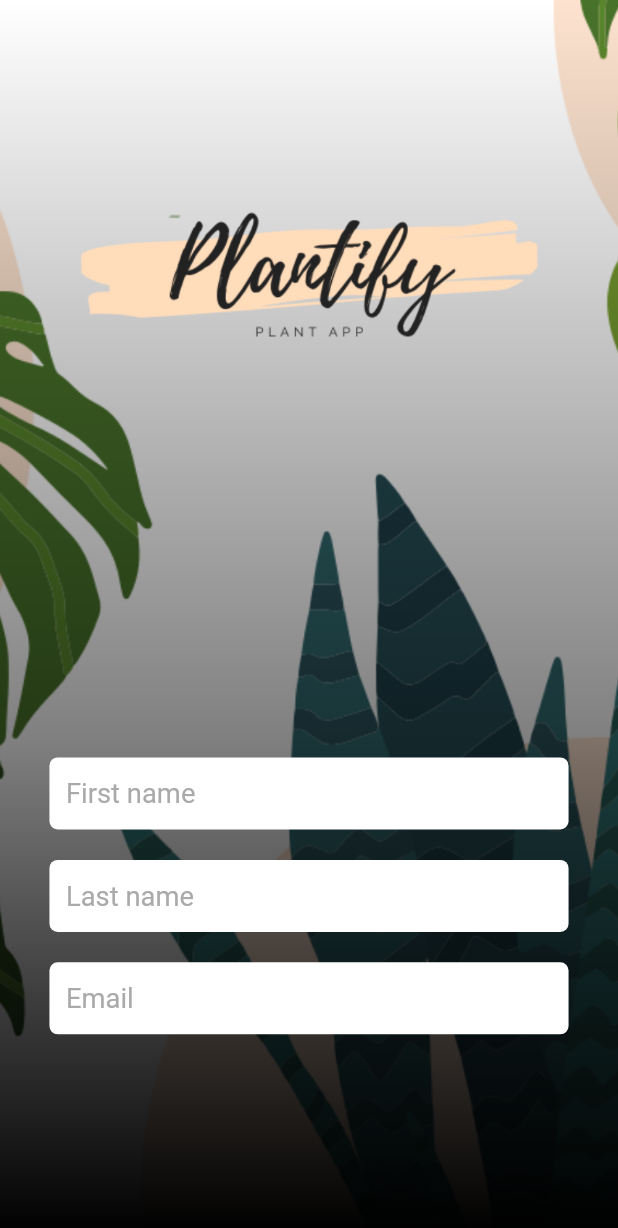
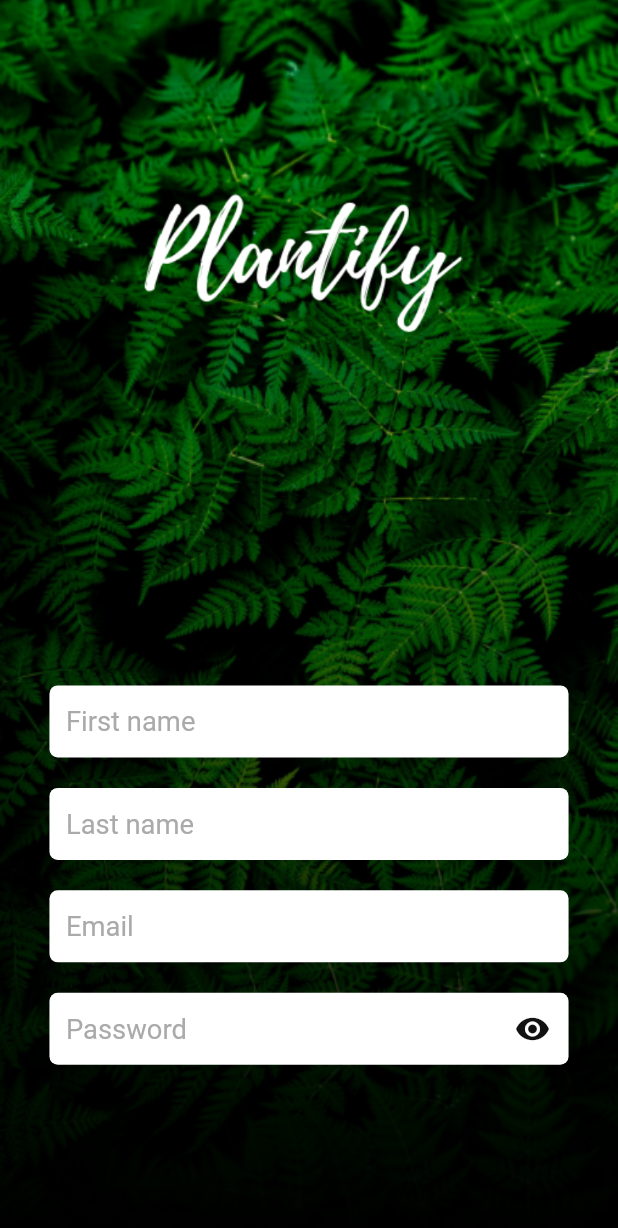
Before and after one commit to jvMori/plantify, a Flutter app: the screen it shows after launch, on a phone screen of 412 x 824 dp. Shown: the top 1228 px of the screen. Run offline on Flutter 3.47's test engine with Material 2 defaults, Android fonts, the phone set to English and light mode, and no system bars; our stand-ins replace bloc, equatable, flutter_bloc, flutter_screenutil, form_field_validator; Roboto replaces fonts that are missing (Noway).

Commit message:
password input added

```diff
--- a/lib/common/base_input.dart
+++ b/lib/common/base_input.dart
@@ -11,6 +11,9 @@ class BaseInput extends StatelessWidget {
   final bool hasError;
   final String errorText;
   final TextInputType keyboardType;
+  final bool obscureText;
+  final Widget suffixIcon;
+  final TextInputAction textInputAction;
 
   const BaseInput(
       {Key key,
@@ -18,7 +21,10 @@ class BaseInput extends StatelessWidget {
       this.controller,
       this.onChanged,
       this.hasError,
-      this.errorText, this.keyboardType})
+      this.errorText,
+      this.keyboardType,
+      this.obscureText,
+      this.suffixIcon, this.textInputAction})
       : super(key: key);
 
   @override
@@ -30,12 +36,15 @@ class BaseInput extends StatelessWidget {
         TextFormField(
           controller: controller,
           onChanged: onChanged,
+          obscureText: obscureText ?? false,
           keyboardType: keyboardType ?? TextInputType.text,
+          textInputAction: textInputAction ?? TextInputAction.next,
           style: TextStyle(
             color: _hasError ? Colors.redAccent : darkColor,
             fontSize: 18.sp,
           ),
           decoration: InputDecoration(
+            suffixIcon: suffixIcon,
             contentPadding: EdgeInsets.symmetric(horizontal: 10.w),
             filled: true,
             fillColor: white,
@@ -43,17 +52,23 @@ class BaseInput extends StatelessWidget {
             hintStyle: TextStyle(color: _hasError ? Colors.redAccent : gray),
             focusedBorder: OutlineInputBorder(
               gapPadding: 0.0,
-              borderSide: _hasError ? BorderSide(color: Colors.redAccent) : BorderSide.none,
+              borderSide: _hasError
+                  ? BorderSide(color: Colors.redAccent)
+                  : BorderSide.none,
               borderRadius: BorderRadius.circular(5.w),
             ),
             enabledBorder: OutlineInputBorder(
               gapPadding: 0.0,
-              borderSide: _hasError ? BorderSide(color: Colors.redAccent) : BorderSide.none,
+              borderSide: _hasError
+                  ? BorderSide(color: Colors.redAccent)
+                  : BorderSide.none,
               borderRadius: BorderRadius.circular(5.w),
             ),
             border: OutlineInputBorder(
               gapPadding: 0.0,
-              borderSide: _hasError ? BorderSide(color: Colors.redAccent) : BorderSide.none,
+              borderSide: _hasError
+                  ? BorderSide(color: Colors.redAccent)
+                  : BorderSide.none,
               borderRadius: BorderRadius.circular(5.w),
             ),
           ),
--- /dev/null
+++ b/lib/common/validation/password_validator.dart
@@ -0,0 +1,14 @@
+import 'package:form_field_validator/form_field_validator.dart';
+import 'package:plantify/common/validation/validation.dart';
+
+class PasswordValidator extends TextFieldValidator with ValidationMixin {
+  PasswordValidator(
+      {String errorText =
+          "Password must contain at least 6 characters, one upper case and one special character."})
+      : super(errorText);
+
+  @override
+  bool isValid(String value) {
+    return validatePassword(value);
+  }
+}
--- a/lib/features/auth/presentation/bloc/text_input_cubit.dart
+++ b/lib/features/auth/presentation/bloc/text_input_cubit.dart
@@ -6,12 +6,13 @@ part 'text_input_state.dart';
 
 class TextInputCubit extends Cubit<TextInputState> {
   TextInputCubit(this.nameValidator) : super(TextInputInitial());
-  final MultiValidator nameValidator;
+  final FieldValidator nameValidator;
+  String _errorText = "";
 
   validate(String value) {
-    String errorText = nameValidator.call(value);
-    if (errorText != null) {
-      emit(TextInputError(errorText));
+    _errorText = nameValidator.call(value);
+    if (_errorText != null) {
+      emit(TextInputError(_errorText));
     } else
       emit(TextInputInitial());
   }
--- a/lib/features/auth/presentation/bloc/text_input_state.dart
+++ b/lib/features/auth/presentation/bloc/text_input_state.dart
@@ -5,6 +5,8 @@ abstract class TextInputState extends Equatable {
 }
 
 class TextInputInitial extends TextInputState {
+  TextInputInitial();
+
   @override
   List<Object> get props => [];
 }
--- /dev/null
+++ b/lib/features/auth/presentation/bloc/toggle_password_visibility_cubit.dart
@@ -0,0 +1,18 @@
+import 'package:bloc/bloc.dart';
+import 'package:meta/meta.dart';
+
+part 'toggle_password_visibility_state.dart';
+
+class TogglePasswordVisibilityCubit
+    extends Cubit<TogglePasswordVisibilityState> {
+  TogglePasswordVisibilityCubit() : super(PasswordInvisible());
+  bool _visible = false;
+
+  handleVisibility() {
+    _visible = !_visible;
+    if (_visible)
+      emit(PasswordVisible());
+    else
+      emit(PasswordInvisible());
+  }
+}
--- /dev/null
+++ b/lib/features/auth/presentation/bloc/toggle_password_visibility_state.dart
@@ -0,0 +1,7 @@
+part of 'toggle_password_visibility_cubit.dart';
+
+@immutable
+abstract class TogglePasswordVisibilityState {}
+
+class PasswordInvisible extends TogglePasswordVisibilityState {}
+class PasswordVisible extends TogglePasswordVisibilityState {}
--- a/lib/features/auth/presentation/screens/register_screen.dart
+++ b/lib/features/auth/presentation/screens/register_screen.dart
@@ -5,8 +5,12 @@ import 'package:flutter_screenutil/flutter_screenutil.dart';
 import 'package:form_field_validator/form_field_validator.dart';
 import 'package:plantify/common/base_input.dart';
 import 'package:plantify/common/colors.dart';
+import 'package:plantify/common/validation/password_validator.dart';
 import 'package:plantify/features/auth/presentation/bloc/text_input_cubit.dart';
+import 'package:plantify/features/auth/presentation/bloc/toggle_password_visibility_cubit.dart';
+import 'package:plantify/features/auth/presentation/widgets/password_input.dart';
 import 'package:plantify/features/auth/presentation/widgets/text_input.dart';
+import 'package:plantify/features/auth/presentation/widgets/toggle_password_visibility.dart';
 
 class RegisterScreen extends StatelessWidget {
   final textValidator = MultiValidator(
@@ -24,6 +28,8 @@ class RegisterScreen extends StatelessWidget {
       EmailValidator(errorText: 'Please provide correct email address.')
     ],
   );
+
+  final passwordValidator = PasswordValidator();
 
   @override
   Widget build(BuildContext context) {
@@ -60,7 +66,10 @@ class RegisterScreen extends StatelessWidget {
             child: Column(
               children: [
                 SizedBox(
-                  height: 360.h,
+                  height: 110.h,
+                ),
+                SizedBox(
+                  height: 120.h,
                   child: Image.asset(
                     "assets/images/logo.png",
                     fit: BoxFit.fitHeight,
@@ -104,7 +113,23 @@ class RegisterScreen extends StatelessWidget {
                       ),
                     ),
                     SizedBox(
-                      height: 100.h,
+                      height: 20.h,
+                    ),
+                    MultiBlocProvider(
+                      providers: [
+                        BlocProvider(
+                          create: (_) => TextInputCubit(passwordValidator),
+                        ),
+                        BlocProvider(
+                          create: (_) => TogglePasswordVisibilityCubit(),
+                        ),
+                      ],
+                      child: PasswordInput(
+                        textInputAction: TextInputAction.done,
+                      ),
+                    ),
+                    SizedBox(
+                      height: 80.h,
                     ),
                   ],
                 ))
--- /dev/null
+++ b/lib/features/auth/presentation/widgets/password_input.dart
@@ -0,0 +1,27 @@
+import 'package:flutter/cupertino.dart';
+import 'package:flutter_bloc/flutter_bloc.dart';
+import 'package:plantify/features/auth/presentation/bloc/toggle_password_visibility_cubit.dart';
+import 'package:plantify/features/auth/presentation/widgets/text_input.dart';
+import 'package:plantify/features/auth/presentation/widgets/toggle_password_visibility.dart';
+
+class PasswordInput extends StatelessWidget {
+  final TextInputAction textInputAction;
+
+  const PasswordInput({Key key, this.textInputAction}) : super(key: key);
+
+  @override
+  Widget build(BuildContext context) {
+    return BlocBuilder<TogglePasswordVisibilityCubit, TogglePasswordVisibilityState>(
+      builder:(context, state) => TextInput(
+        hintText: 'Password',
+        keyboardType: TextInputType.visiblePassword,
+        obscureText:  state is PasswordVisible,
+        textInputAction: textInputAction,
+        suffixIcon: TogglePasswordVisibility(
+          visible: state is PasswordInvisible,
+          onClick: context.watch<TogglePasswordVisibilityCubit>().handleVisibility,
+        ),
+      ),
+    );
+  }
+}
--- a/lib/features/auth/presentation/widgets/text_input.dart
+++ b/lib/features/auth/presentation/widgets/text_input.dart
@@ -2,13 +2,25 @@ import 'package:flutter/cupertino.dart';
 import 'package:flutter_bloc/flutter_bloc.dart';
 import 'package:plantify/common/base_input.dart';
 import 'package:plantify/features/auth/presentation/bloc/text_input_cubit.dart';
+import 'package:plantify/features/auth/presentation/bloc/toggle_password_visibility_cubit.dart';
+import 'package:plantify/features/auth/presentation/widgets/toggle_password_visibility.dart';
 
 class TextInput extends StatelessWidget {
   final String hintText;
   final TextEditingController controller;
   final TextInputType keyboardType;
+  final Widget suffixIcon;
+  final bool obscureText;
+  final TextInputAction textInputAction;
 
-  const TextInput({Key key, this.hintText, this.controller, this.keyboardType}) : super(key: key);
+  const TextInput({
+    Key key,
+    this.hintText,
+    this.controller,
+    this.keyboardType,
+    this.suffixIcon,
+    this.obscureText, this.textInputAction,
+  }) : super(key: key);
 
   @override
   Widget build(BuildContext context) {
@@ -18,6 +30,9 @@ class TextInput extends StatelessWidget {
       return BaseInput(
         hintText: hintText,
         controller: controller,
+        obscureText: obscureText,
+        suffixIcon: suffixIcon,
+        textInputAction: textInputAction,
         keyboardType: keyboardType,
         hasError: state is TextInputError,
         errorText: state is TextInputError ? state.text : "",
--- /dev/null
+++ b/lib/features/auth/presentation/widgets/toggle_password_visibility.dart
@@ -0,0 +1,24 @@
+import 'package:flutter/cupertino.dart';
+import 'package:flutter/material.dart';
+import 'package:flutter_bloc/flutter_bloc.dart';
+import 'package:plantify/common/colors.dart';
+import 'package:plantify/features/auth/presentation/bloc/toggle_password_visibility_cubit.dart';
+
+class TogglePasswordVisibility extends StatelessWidget {
+  final Function onClick;
+  final bool visible;
+
+  const TogglePasswordVisibility({Key key, this.visible, this.onClick})
+      : super(key: key);
+
+  @override
+  Widget build(BuildContext context) {
+    return IconButton(
+      icon: Icon(
+        !visible ? Icons.visibility_off : Icons.visibility,
+        color: darkColor,
+      ),
+      onPressed: onClick,
+    );
+  }
+}
```
Also changed, not shown: lib/common/validation/validation.dart (added, +53 -0 lines), lib/features/splash/splash.dart (+16 -17 lines), assets/images/2x/logo.png, assets/images/2x/register_bg_1.png (deleted), assets/images/2x/register_bg_1png.png (added), assets/images/3x/logo.png, assets/images/logo.png, assets/images/register_bg_1.png, 1 other file.
